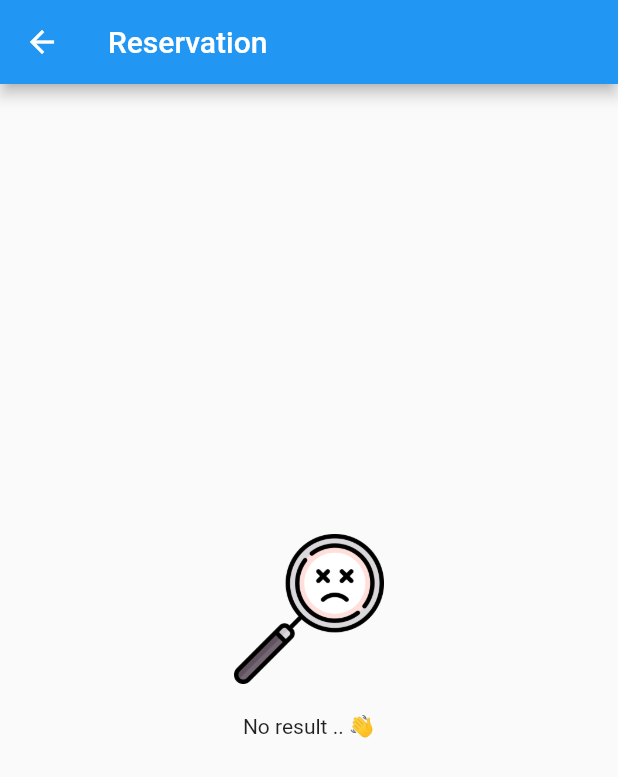
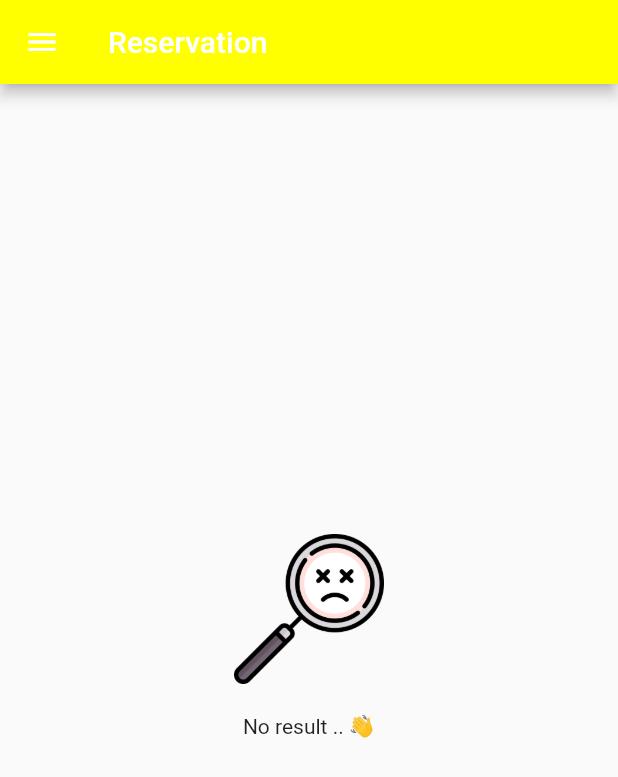
Before and after one commit to mahayoussef12/Wassalni_App_2023, a Flutter app: the ReservationlistScreenDriver screen opened directly, on a phone screen of 412 x 824 dp. Shown: the top 777 px of the screen. Run offline on Flutter 3.47's test engine with Material 2 defaults, Android fonts, the light colour scheme and no system bars; our stand-ins replace audio_video_progress_bar, awesome_dialog, bottom_navy_bar, cached_network_image, cloud_firestore, dropdown_button2 and 19 more; missing offline and left inert: custom_info_window, flutter_notification_channel, flutter_stripe; accounts and stored records are empty.

Commit message:
last_commit

```diff
--- a/lib/Session_Driver/Adresse.dart
+++ b/lib/Session_Driver/Adresse.dart
@@ -7,7 +7,6 @@ import 'package:geocoding/geocoding.dart';
 import 'package:geolocator/geolocator.dart';
 import 'package:get/get.dart';
 import 'package:google_maps_flutter/google_maps_flutter.dart';
-import 'package:rflutter_alert/rflutter_alert.dart';
 import '../Firebase/AuthentificationController.dart';
 class CurrentLocationScreen extends StatefulWidget {
 
--- a/lib/Session_Driver/ReservationListScreenDriver.dart
+++ b/lib/Session_Driver/ReservationListScreenDriver.dart
@@ -4,6 +4,7 @@ import 'package:flutter/material.dart';
 import 'package:get/get.dart';
 import 'package:wassalni/Model/booking.dart';
 import 'package:wassalni/Session_Driver/ControllerReservation.dart';
+import 'package:wassalni/Session_Driver/Session_Driver.dart';
 
 
 
@@ -13,7 +14,8 @@ class ReservationlistScreenDriver extends StatelessWidget {
 
   @override
   Widget build(BuildContext context) {
-    return Scaffold(appBar: AppBar(title: const Text("Reservation "),),
+    return Scaffold(appBar: AppBar(title: const Text("Reservation "),backgroundColor: Colors.yellowAccent,),
+        drawer: session(),
         body:
         Center(child:
           StreamBuilder(
--- a/lib/Weather/ui/widgets/app/my_app.dart
+++ b/lib/Weather/ui/widgets/app/my_app.dart
@@ -13,9 +13,9 @@ class weather extends StatelessWidget {
       debugShowCheckedModeBanner: false,
       home: Scaffold(
         body: ChangeNotifierProvider(
-          child: const MainScreenWidget(),
           create: (_) => MainScreenModel(),
           lazy: false,
+          child: const MainScreenWidget(),
         ),
       ),
     );
--- a/lib/Weather/ui/widgets/main_screen/main_screen_model.dart
+++ b/lib/Weather/ui/widgets/main_screen/main_screen_model.dart
@@ -18,7 +18,7 @@ class MainScreenModel extends ChangeNotifier {
 
   Future<void> setup() async {
     _forecastObject ??=
-        await WeatherApi().fetchWeatherForecast(cityName: 'London');
+        await WeatherApi().fetchWeatherForecast(cityName: 'Monastir');
     updateState();
   }
 
--- a/lib/audio_player/audio.dart
+++ b/lib/audio_player/audio.dart
@@ -14,11 +14,10 @@ class audio extends StatelessWidget {
   @override
   Widget build(BuildContext context) {
     return MaterialApp(
-      title: 'FlutterPlay Songs',
       theme: ThemeData(
         primarySwatch: Colors.blue,
       ),
-      home: const MyHomePage(title: 'FlutterPlay Songs'),
+      home: const MyHomePage(title: 'Songs'),
     );
   }
 }
@@ -88,7 +87,8 @@ class _MyHomePageState extends State<MyHomePage> {
   Widget build(BuildContext context) {
     if(isPlayerViewVisible){
       return Scaffold(
-        backgroundColor: bgColor,
+        backgroundColor:Colors.amberAccent,
+        appBar: AppBar(title:const Text("Song")),
         body: SingleChildScrollView(
           child: Container(
             width: double.infinity,
--- a/pubspec.yaml
+++ b/pubspec.yaml
@@ -75,10 +75,6 @@ dependencies:
   shared_preferences:
   percent_indicator: ^4.2.3
   awesome_dialog: ^3.0.2
- # awesome_notifications: ^0.6.21
-  agora_rtc_engine: ^5.3.0
-  permission_handler: any
-  rflutter_alert: ^2.0.4
   intl: ^0.17.0
   flutter_rating_bar:
   flutter_stripe: ^1.3.0
```
Also changed, not shown: lib/Session_Driver/Session_Driver.dart (+24 -10 lines), lib/Session_User/Session_User.dart (+7 -0 lines), pubspec.lock.
